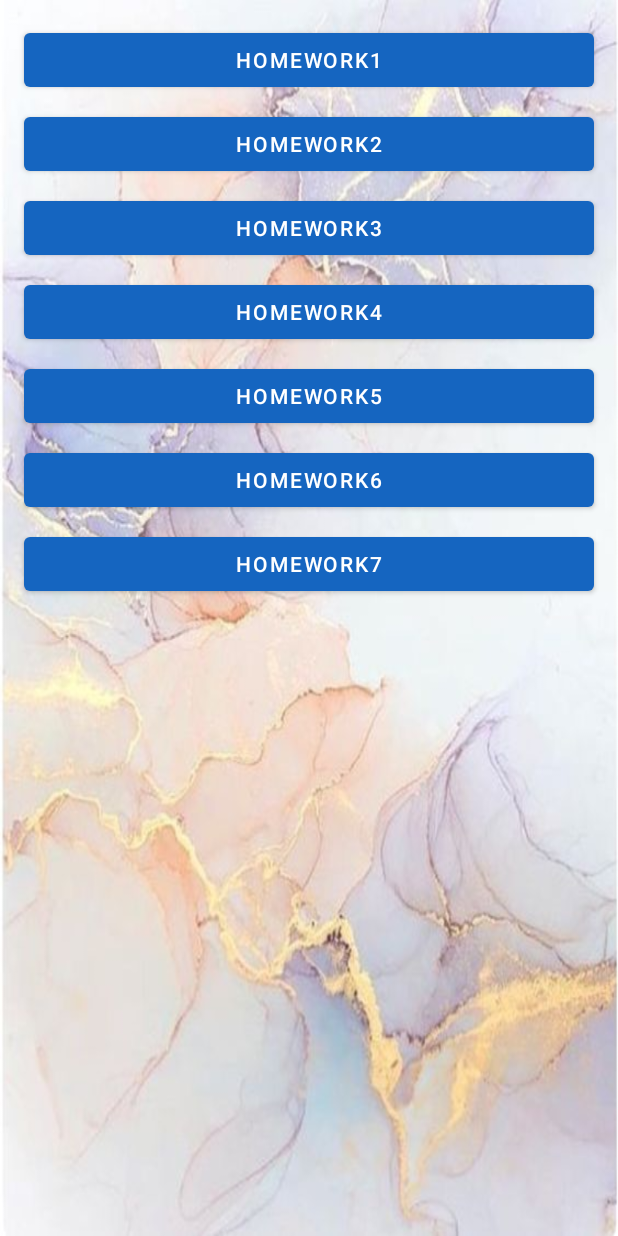
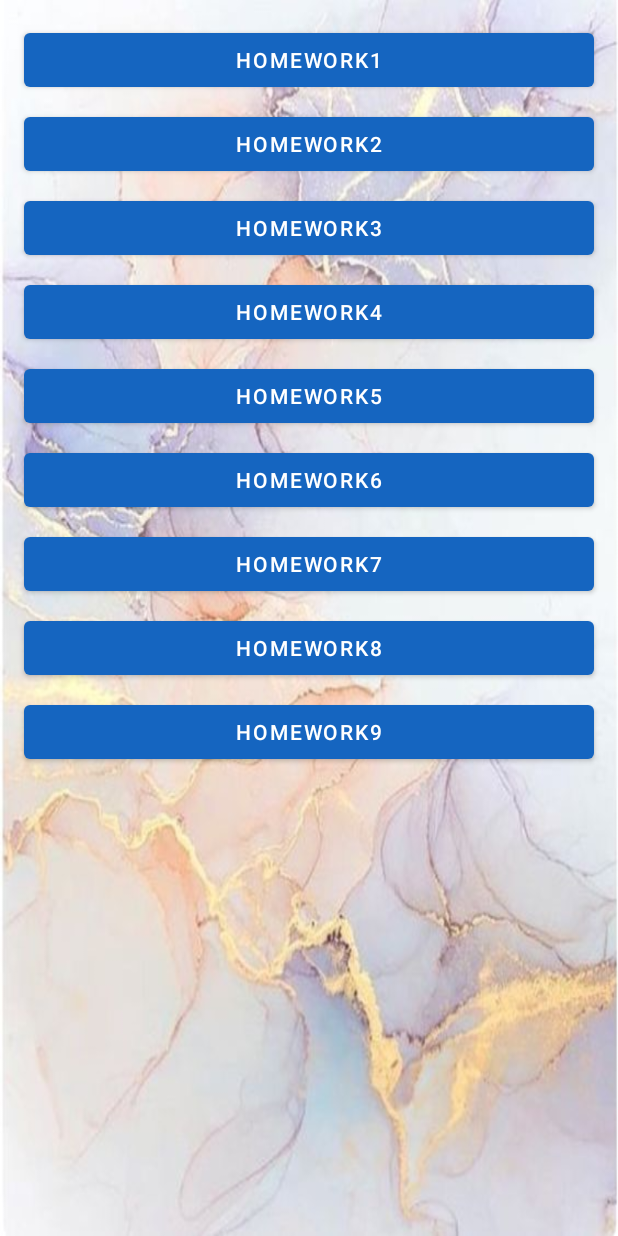
Before and after one commit to e-kleban/MyTestApplication, an Android app: the screen it shows after launch (MainActivity), on a phone screen of 412 x 824 dp. Run offline under Robolectric (Android 15) with nearby library versions, the phone set to English and light mode, and no system bars.

Commit message:
create hw8 activity conrainer

```diff
--- a/app/src/main/AndroidManifest.xml
+++ b/app/src/main/AndroidManifest.xml
@@ -11,6 +11,7 @@
         android:roundIcon="@mipmap/ic_launcher_round"
         android:supportsRtl="true"
         android:theme="@style/Theme.MyApplication">
+        <activity android:name=".homework8.ContainerHw8Activity"></activity>
         <activity android:name=".homework6.CongratulationContainerActivity" />
         <activity android:name=".MainActivity">
             <intent-filter>
@@ -27,7 +28,7 @@
         <activity android:name=".homework4.SnowdropStartActivity" />
         <activity android:name=".homework5.UserRegistrationActivity" />
         <activity android:name=".homework5.WelcomeActivity" />
-        <activity android:name=".homework7.DogContainerActivity"/>
+        <activity android:name=".homework7.DogContainerActivity" />
     </application>
 
 </manifest>
--- a/app/src/main/java/by/kleban/myapplication/MainActivity.kt
+++ b/app/src/main/java/by/kleban/myapplication/MainActivity.kt
@@ -11,6 +11,7 @@ import by.kleban.myapplication.homework4.SnowdropStartActivity
 import by.kleban.myapplication.homework5.UserRegistrationActivity
 import by.kleban.myapplication.homework6.CongratulationContainerActivity
 import by.kleban.myapplication.homework7.DogContainerActivity
+import by.kleban.myapplication.homework8.ContainerHw8Activity
 
 class MainActivity : AppCompatActivity() {
 
@@ -25,6 +26,7 @@ class MainActivity : AppCompatActivity() {
         val buttonDz5 = findViewById<Button>(R.id.dz5)
         val buttonDz6 = findViewById<Button>(R.id.dz6)
         val buttonDz7 = findViewById<Button>(R.id.dz7)
+        val buttonDz8 = findViewById<Button>(R.id.dz8)
 
         buttonDz1.setOnClickListener {
             val intent = Intent(this, ImageUploadActivity::class.java)
@@ -60,5 +62,10 @@ class MainActivity : AppCompatActivity() {
             val intent = Intent(this, DogContainerActivity::class.java)
             startActivity(intent)
         }
+
+        buttonDz8.setOnClickListener {
+            val intent = Intent(this, ContainerHw8Activity::class.java)
+            startActivity(intent)
+        }
     }
 }
--- /dev/null
+++ b/app/src/main/res/layout/activity_container_hw8.xml
@@ -0,0 +1,6 @@
+<?xml version="1.0" encoding="utf-8"?>
+<FrameLayout xmlns:android="http://schemas.android.com/apk/res/android"
+    xmlns:tools="http://schemas.android.com/tools"
+    android:layout_width="match_parent"
+    android:layout_height="match_parent"
+    tools:context=".homework8.ContainerHw8Activity"/>
--- a/app/src/main/res/layout/activity_main.xml
+++ b/app/src/main/res/layout/activity_main.xml
@@ -73,6 +73,24 @@
             android:layout_marginBottom="@dimen/margin_8dp"
             android:text="@string/dz7" />
 
+        <Button
+            android:id="@+id/dz8"
+            android:layout_width="match_parent"
+            android:layout_height="wrap_content"
+            android:layout_marginStart="@dimen/margin_double"
+            android:layout_marginEnd="@dimen/margin_double"
+            android:layout_marginBottom="@dimen/margin_8dp"
+            android:text="@string/dz8" />
+
+        <Button
+            android:id="@+id/dz9"
+            android:layout_width="match_parent"
+            android:layout_height="wrap_content"
+            android:layout_marginStart="@dimen/margin_double"
+            android:layout_marginEnd="@dimen/margin_double"
+            android:layout_marginBottom="@dimen/margin_8dp"
+            android:text="@string/dz9" />
+
 
     </LinearLayout>
 </FrameLayout>
--- a/app/src/main/res/values/strings.xml
+++ b/app/src/main/res/values/strings.xml
@@ -7,6 +7,8 @@
     <string name="dz5">homework5</string>
     <string name="dz6">homework6</string>
     <string name="dz7">homework7</string>
+    <string name="dz8">homework8</string>
+    <string name="dz9">homework9</string>
     <string name="button_upload_image">Upload image</string>
     <string name="hint_input_URL">Input URL</string>
     <string name="button_flags">Flags</string>
```
Also changed, not shown: app/src/main/java/by/kleban/myapplication/homework8/ContainerHw8Activity.kt (added, +12 -0 lines).
